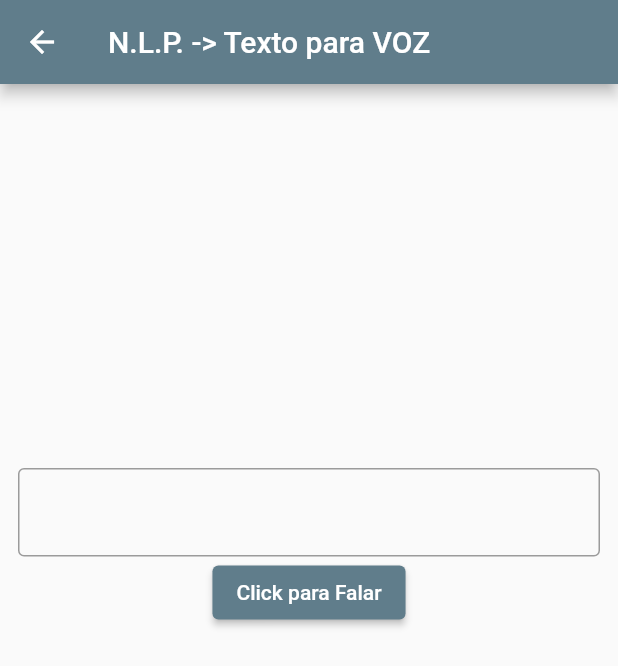
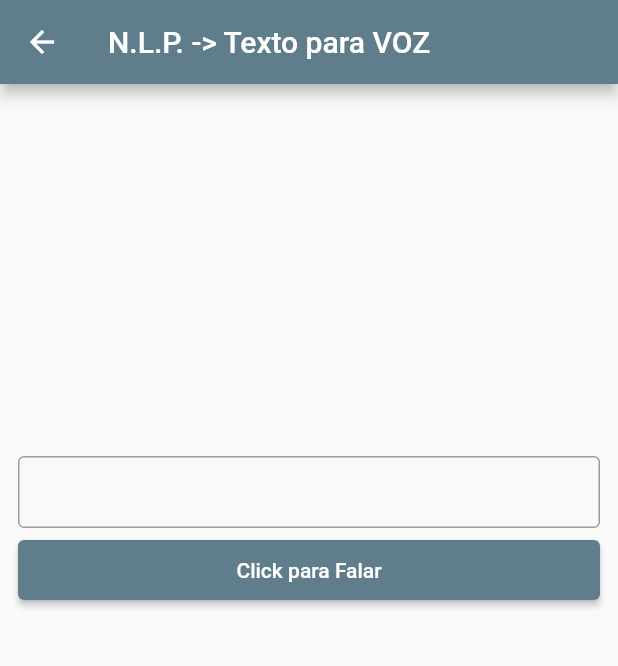
Before and after one commit to rssampaio/flutter, a Flutter app: the TextToSpeech screen opened directly, after a tap on "Click para Falar", on a phone screen of 412 x 824 dp. Shown: the top 666 px of the screen. Run offline on Flutter 3.47's test engine with Material 2 defaults, Android fonts, the phone set to English and light mode, and no system bars; our stand-ins replace avatar_glow, flutter_tts, speech_to_text; missing offline and left inert: highlight_text.

Commit message:
Finalizado a tela de texto para VOZ
Finalizado a tela de texto para VOZ

```diff
--- a/testspeach/lib/fala_escrita/escritaParaFala.dart
+++ b/testspeach/lib/fala_escrita/escritaParaFala.dart
@@ -15,29 +15,43 @@ class _TextToSpeechState extends State<TextToSpeech> {
   Future speak(String text) async {
     await flutterTts.setLanguage("pt-BR");
     await flutterTts.setPitch(1); // vai de 0.5 até 1.5
+
+    if (text.isNotEmpty) {
       await flutterTts.speak(text);
+    }
   }
 
   @override
   Widget build(BuildContext context) {
     return Scaffold(
       appBar: AppBar(
-        title: Text('N.L.P. -> Texto para VOZ'),
+        title: const Text('N.L.P. -> Texto para VOZ'),
       ),
       body: Container(
-        padding: EdgeInsets.only(top: 256, left: 12, right: 12),
+        padding: const EdgeInsets.only(top: 248, left: 12, right: 12),
         child: Column(
           mainAxisSize: MainAxisSize.min,
           children: [
-            TextFormField(
+            SizedBox(
+              height: 48,
+              width: 500,
+              child: TextFormField(
                 controller: _textEditingController,
                 decoration: const InputDecoration(border: OutlineInputBorder()),
               ),
-            ElevatedButton(
+            ),
+            Padding(
+              padding: const EdgeInsets.only(top: 8),
+              child: SizedBox(
+                height: 40,
+                width: 500,
+                child: ElevatedButton(
                     child: const Text("Click para Falar"),
                     onPressed: () {
                       speak(_textEditingController.text);
-                })
+                    }),
+              ),
+            )
           ],
         ),
       ),
```
Lines whose indentation alone changed are shown as unchanged.
